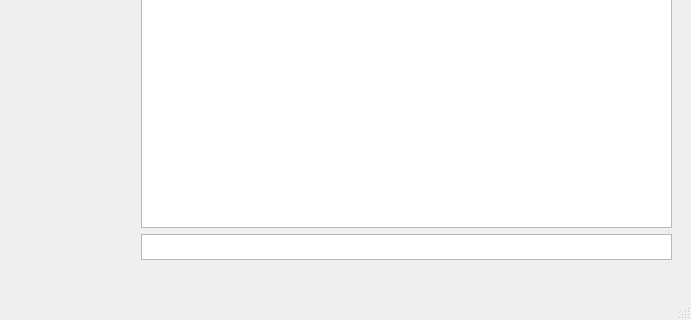
Old version of the form printrol/executables/printrol/printrol_window.ui in the repository MarkMan0/PrintRol; both pictures show x 109 to 800 and y 280 to 600 of the 800 by 600 pixel window.
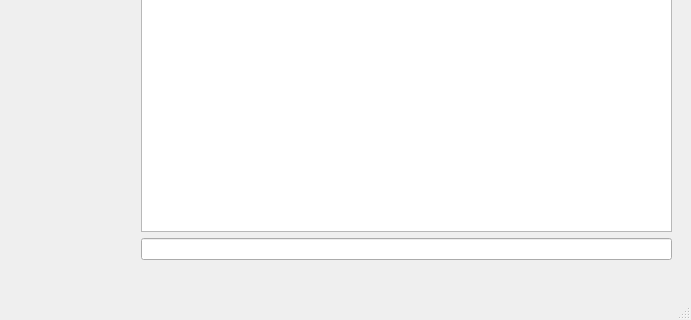
New version of the form.

Commit message: React to enter on port typing

The edit to the form file:
```diff
--- a/printrol/executables/printrol/printrol_window.ui
+++ b/printrol/executables/printrol/printrol_window.ui
@@ -35,7 +35,7 @@
       </widget>
      </item>
      <item>
-      <widget class="QTextEdit" name="inputTextEdit">
+      <widget class="QLineEdit" name="inputLineEdit">
        <property name="sizePolicy">
         <sizepolicy hsizetype="Expanding" vsizetype="Maximum">
          <horstretch>0</horstretch>
@@ -48,21 +48,6 @@
          <height>26</height>
         </size>
        </property>
-       <property name="verticalScrollBarPolicy">
-        <enum>Qt::ScrollBarAlwaysOff</enum>
-       </property>
-       <property name="horizontalScrollBarPolicy">
-        <enum>Qt::ScrollBarAlwaysOff</enum>
-       </property>
-       <property name="undoRedoEnabled">
-        <bool>false</bool>
-       </property>
-       <property name="lineWrapMode">
-        <enum>QTextEdit::NoWrap</enum>
-       </property>
-       <property name="acceptRichText">
-        <bool>false</bool>
-       </property>
       </widget>
      </item>
     </layout>
```
The commit also changes 2 other files.
